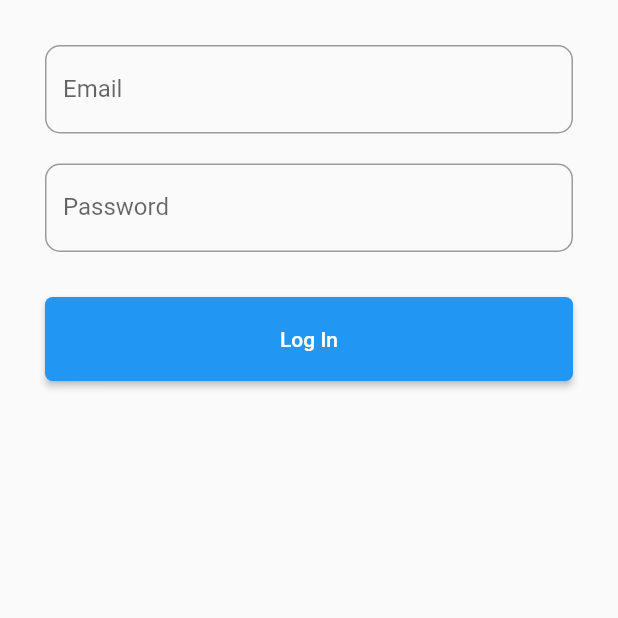
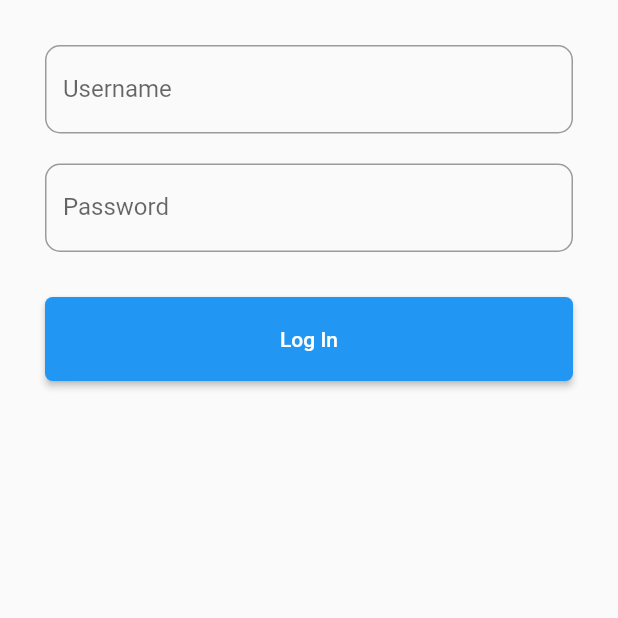
Before and after one commit to LaluBRamadhan/FlutterProject-JadwalSholat, a Flutter app: the screen it shows after launch, on a phone screen of 412 x 824 dp, the top half of it. Run offline on Flutter 3.47's test engine with Material 2 defaults, Android fonts, the phone set to English and light mode, and no system bars.

Commit message:
add some minor update on code

```diff
--- a/lib/pages/login.dart
+++ b/lib/pages/login.dart
@@ -1,5 +1,6 @@
 import 'package:flutter/material.dart';
 import 'home.dart';
+
 class Login extends StatelessWidget {
   const Login({
     super.key,
@@ -16,18 +17,18 @@ class Login extends StatelessWidget {
       body: Center(
         child: ListView(
           //mainAxisAlignment: MainAxisAlignment.center,
-          padding: EdgeInsets.all(30),
+          padding: const EdgeInsets.all(30),
           children: [
             TextField(
               controller: email,
               autocorrect: false,
               decoration: InputDecoration(
-                  labelText: "Email",
+                  labelText: "Username",
                   border: OutlineInputBorder(
                       borderRadius: BorderRadius.circular(10))),
               keyboardType: TextInputType.emailAddress,
             ),
-            SizedBox(
+            const SizedBox(
               height: 20,
             ),
             TextField(
@@ -41,7 +42,7 @@ class Login extends StatelessWidget {
               keyboardType: TextInputType.text,
               obscureText: true,
             ),
-            SizedBox(
+            const SizedBox(
               height: 30,
             ),
             ElevatedButton(
@@ -54,11 +55,11 @@ class Login extends StatelessWidget {
                       shape: RoundedRectangleBorder(
                           borderRadius: BorderRadius.circular(10)),
 //                    title: Text("Alert"),
-                      content: Text("Login Succesfull"),
+                      content: const Text("Login Succesfull"),
                     ),
                   );
                   Navigator.of(context).push(MaterialPageRoute(
-                    builder: (context) => Home(),
+                    builder: (context) => const Home(),
                   ));
                 } else {
                   print("Failed to Log in...");
@@ -68,17 +69,17 @@ class Login extends StatelessWidget {
                       shape: RoundedRectangleBorder(
                           borderRadius: BorderRadius.circular(10)),
 //                   title: Text("Dialog"),
-                      content: Text("Login Failed"),
+                      content: const Text("Login Failed"),
                     ),
                   );
                 }
               },
-              child: Text("Log In"),
               style: ElevatedButton.styleFrom(
                 padding: EdgeInsets.symmetric(horizontal: 30, vertical: 20),
                 shape: RoundedRectangleBorder(
                     borderRadius: BorderRadius.circular(5)),
               ),
+              child: const Text("Log In"),
             ),
           ],
         ),
```
